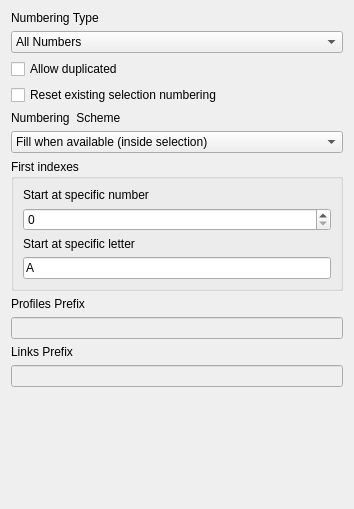
Qt form freecad/frameforge/resources/ui/populate_ids.ui (lukh/frameforge) before a commit.
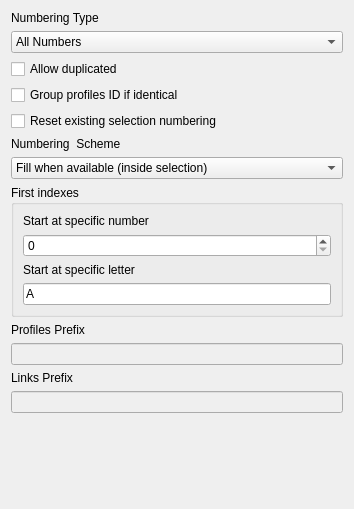
The same form after that commit.

Commit message: add Same ID for same profiles option

The edit to the form file:
```diff
--- a/freecad/frameforge/resources/ui/populate_ids.ui
+++ b/freecad/frameforge/resources/ui/populate_ids.ui
@@ -52,6 +52,16 @@
      </property>
     </widget>
    </item>
+   <item>
+    <widget class="QCheckBox" name="cb_group_ids_for_identical">
+     <property name="toolTip">
+      <string>All identical profiles will share the same ID</string>
+     </property>
+     <property name="text">
+      <string>Group profiles ID if identical</string>
+     </property>
+    </widget>
+   </item>
    <item>
     <widget class="QCheckBox" name="cb_reset_numbering">
      <property name="text">
```
The commit also changes 3 other files.
